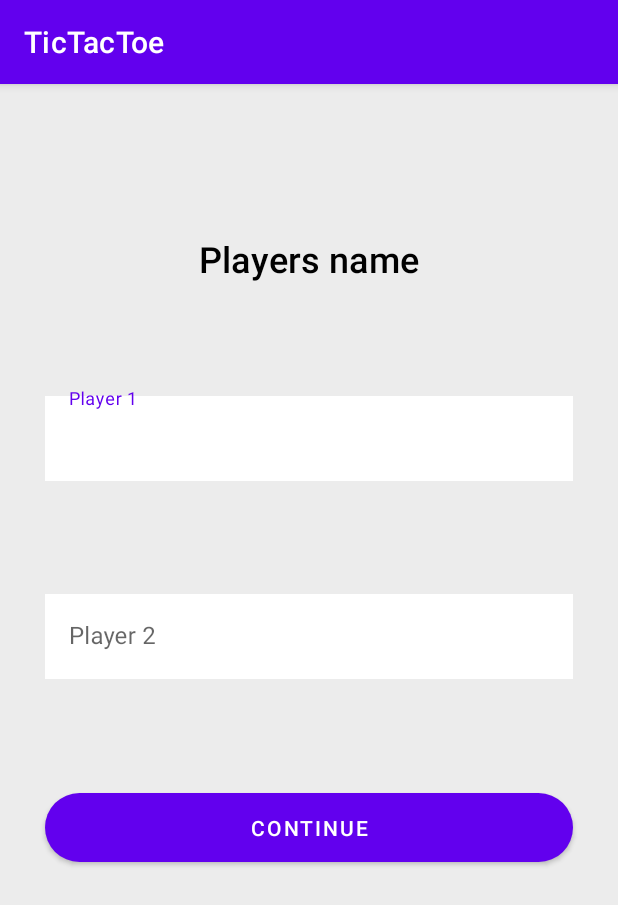
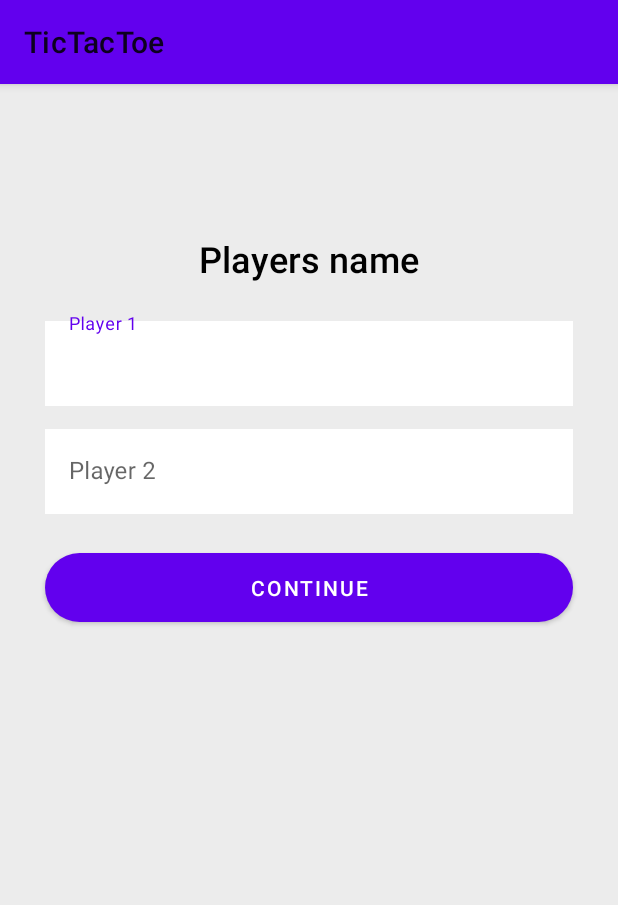
Before and after one commit to StefanyHF/TicTacToe-Android, an Android app: the PlayersActivity screen opened directly, with no data from a screen before it, on a phone screen of 412 x 824 dp. Shown: the top 905 px of the screen. Run offline under Robolectric (Android 15) with nearby library versions, the phone set to English and light mode, and no system bars.

Commit message:
TicTacToe Android3

```diff
--- a/app/src/main/res/layout/activity_players.xml
+++ b/app/src/main/res/layout/activity_players.xml
@@ -26,7 +26,7 @@
         android:layout_width="0dp"
         android:layout_height="wrap_content"
         android:layout_marginStart="30dp"
-        android:layout_marginTop="70dp"
+        android:layout_marginTop="20dp"
         android:layout_marginEnd="30dp"
         android:hint="@string/name_player_1_hint"
         app:layout_constraintEnd_toEndOf="parent"
@@ -51,7 +51,7 @@
         android:layout_width="0dp"
         android:layout_height="wrap_content"
         android:layout_marginStart="30dp"
-        android:layout_marginTop="70dp"
+        android:layout_marginTop="10dp"
         android:layout_marginEnd="30dp"
         android:hint="@string/name_player_2_hint"
         app:layout_constraintEnd_toEndOf="parent"
@@ -75,7 +75,7 @@
         android:layout_width="match_parent"
         android:layout_height="58dp"
         android:layout_marginStart="30dp"
-        android:layout_marginTop="70dp"
+        android:layout_marginTop="20dp"
         android:layout_marginEnd="30dp"
         android:fontFamily="sans-serif-medium"
         android:text="@string/btn_continue"
--- a/app/src/main/res/values-night/themes.xml
+++ b/app/src/main/res/values-night/themes.xml
@@ -1,6 +1,6 @@
 <resources xmlns:tools="http://schemas.android.com/tools">
     <!-- Base application theme. -->
-    <style name="Theme.TicTacToe" parent="Theme.MaterialComponents.DayNight.DarkActionBar">
+    <style name="Theme.TicTacToe" parent="Theme.MaterialComponents.Light.DarkActionBar">
         <!-- Primary brand color. -->
         <item name="colorPrimary">@color/purple_200</item>
         <item name="colorPrimaryVariant">@color/purple_700</item>
--- a/app/src/main/res/values/themes.xml
+++ b/app/src/main/res/values/themes.xml
@@ -1,6 +1,6 @@
 <resources xmlns:tools="http://schemas.android.com/tools">
     <!-- Base application theme. -->
-    <style name="Theme.TicTacToe" parent="Theme.MaterialComponents.DayNight.DarkActionBar">
+    <style name="Theme.TicTacToe" parent="Theme.MaterialComponents.Light">
         <!-- Primary brand color. -->
         <item name="colorPrimary">@color/purple_500</item>
         <item name="colorPrimaryVariant">@color/purple_700</item>
```
Also changed, not shown: app/src/main/java/com/herfor/tictactoe/BoardActivity.java (+21 -21 lines).
